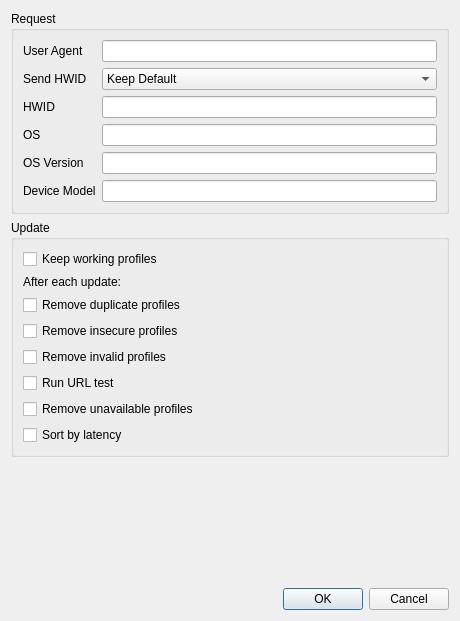
Qt form upstream/include/ui/group/dialog_edit_group_advanced.ui (hopol/throne-mirror) before a commit.
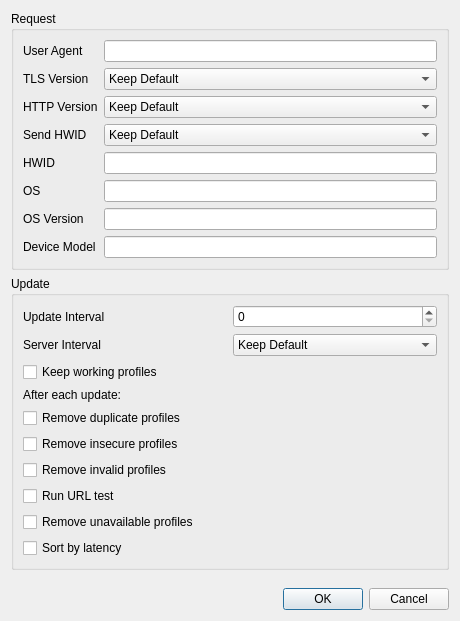
The same form after that commit. Custom widgets are drawn as their Qt base class.

```diff
--- a/upstream/include/ui/group/dialog_edit_group_advanced.ui
+++ b/upstream/include/ui/group/dialog_edit_group_advanced.ui
@@ -34,6 +34,69 @@
        <widget class="MyLineEdit" name="user_agent"/>
       </item>
       <item row="1" column="0">
+       <widget class="QLabel" name="tls_version_l">
+        <property name="toolTip">
+         <string>TLS versions offered when fetching this subscription. Some servers answer the default handshake with a CAPTCHA or a block page; TLS 1.2 often gets through. Keep Default follows the Subscription settings.</string>
+        </property>
+        <property name="text">
+         <string>TLS Version</string>
+        </property>
+       </widget>
+      </item>
+      <item row="1" column="1">
+       <widget class="QComboBox" name="tls_version">
+        <item>
+         <property name="text">
+          <string>Keep Default</string>
+         </property>
+        </item>
+        <item>
+         <property name="text">
+          <string>Auto</string>
+         </property>
+        </item>
+        <item>
+         <property name="text">
+          <string>TLS 1.2</string>
+         </property>
+        </item>
+        <item>
+         <property name="text">
+          <string>TLS 1.3</string>
+         </property>
+        </item>
+       </widget>
+      </item>
+      <item row="2" column="0">
+       <widget class="QLabel" name="http_version_l">
+        <property name="toolTip">
+         <string>Auto uses HTTP/2 when the server offers it. Keep Default follows the Subscription settings.</string>
+        </property>
+        <property name="text">
+         <string>HTTP Version</string>
+        </property>
+       </widget>
+      </item>
+      <item row="2" column="1">
+       <widget class="QComboBox" name="http_version">
+        <item>
+         <property name="text">
+          <string>Keep Default</string>
+         </property>
+        </item>
+        <item>
+         <property name="text">
+          <string>Auto</string>
+         </property>
+        </item>
+        <item>
+         <property name="text">
+          <string>HTTP/1.1</string>
+         </property>
+        </item>
+       </widget>
+      </item>
+      <item row="3" column="0">
        <widget class="QLabel" name="send_hwid_l">
         <property name="toolTip">
          <string>Send the HWID, OS, OS version and device model headers with this subscription's requests. Keep Default follows the Subscription settings.</string>
@@ -43,7 +106,7 @@
         </property>
        </widget>
       </item>
-      <item row="1" column="1">
+      <item row="3" column="1">
        <widget class="QComboBox" name="send_hwid">
         <item>
          <property name="text">
@@ -62,44 +125,44 @@
         </item>
        </widget>
       </item>
-      <item row="2" column="0">
+      <item row="4" column="0">
        <widget class="QLabel" name="hwid_l">
         <property name="text">
          <string>HWID</string>
         </property>
        </widget>
       </item>
-      <item row="2" column="1">
+      <item row="4" column="1">
        <widget class="MyLineEdit" name="hwid"/>
       </item>
-      <item row="3" column="0">
+      <item row="5" column="0">
        <widget class="QLabel" name="hwid_os_l">
         <property name="text">
          <string>OS</string>
         </property>
        </widget>
       </item>
-      <item row="3" column="1">
+      <item row="5" column="1">
        <widget class="MyLineEdit" name="hwid_os"/>
       </item>
-      <item row="4" column="0">
+      <item row="6" column="0">
        <widget class="QLabel" name="hwid_os_version_l">
         <property name="text">
          <string>OS Version</string>
         </property>
        </widget>
       </item>
-      <item row="4" column="1">
+      <item row="6" column="1">
        <widget class="MyLineEdit" name="hwid_os_version"/>
       </item>
-      <item row="5" column="0">
+      <item row="7" column="0">
        <widget class="QLabel" name="hwid_model_l">
         <property name="text">
          <string>Device Model</string>
         </property>
        </widget>
       </item>
-      <item row="5" column="1">
+      <item row="7" column="1">
        <widget class="MyLineEdit" name="hwid_model"/>
       </item>
      </layout>
@@ -111,6 +174,59 @@
       <string>Update</string>
      </property>
      <layout class="QVBoxLayout" name="update_layout">
+      <item>
+       <layout class="QGridLayout" name="update_schedule_layout">
+        <item row="0" column="0">
+         <widget class="QLabel" name="update_interval_l">
+          <property name="toolTip">
+           <string>Minutes between automatic updates of this subscription. Keep Default follows the Subscription settings, where automatic updates must be enabled.</string>
+          </property>
+          <property name="text">
+           <string>Update Interval</string>
+          </property>
+         </widget>
+        </item>
+        <item row="0" column="1">
+         <widget class="QSpinBox" name="update_interval">
+          <property name="maximum">
+           <number>525600</number>
+          </property>
+          <property name="singleStep">
+           <number>30</number>
+          </property>
+         </widget>
+        </item>
+        <item row="1" column="0">
+         <widget class="QLabel" name="server_interval_l">
+          <property name="toolTip">
+           <string>Use the update interval sent by the subscription server; the interval above applies when it sends none. Keep Default follows the Subscription settings.</string>
+          </property>
+          <property name="text">
+           <string>Server Interval</string>
+          </property>
+         </widget>
+        </item>
+        <item row="1" column="1">
+         <widget class="QComboBox" name="server_interval">
+          <item>
+           <property name="text">
+            <string>Keep Default</string>
+           </property>
+          </item>
+          <item>
+           <property name="text">
+            <string>Use</string>
+           </property>
+          </item>
+          <item>
+           <property name="text">
+            <string>Ignore</string>
+           </property>
+          </item>
+         </widget>
+        </item>
+       </layout>
+      </item>
       <item>
        <widget class="QCheckBox" name="keep_working">
         <property name="toolTip">
```
Left out of the diff: 4 changed lines with no effect on the pictures.
